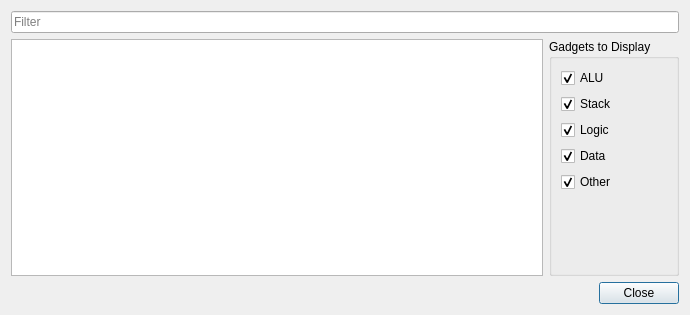
First picture: the form in plugins/ROPTool/DialogResults.ui, repository eteran/edb-debugger, before the edit.
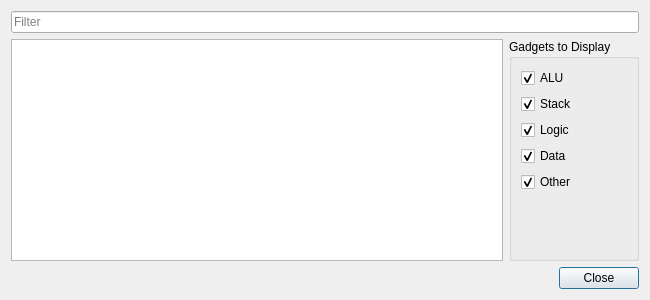
Second picture: the form after the edit.

Patch:
```diff
--- a/plugins/ROPTool/DialogResults.ui
+++ b/plugins/ROPTool/DialogResults.ui
@@ -6,8 +6,8 @@
    <rect>
     <x>0</x>
     <y>0</y>
-    <width>690</width>
-    <height>315</height>
+    <width>650</width>
+    <height>300</height>
    </rect>
   </property>
   <property name="windowTitle">
```
